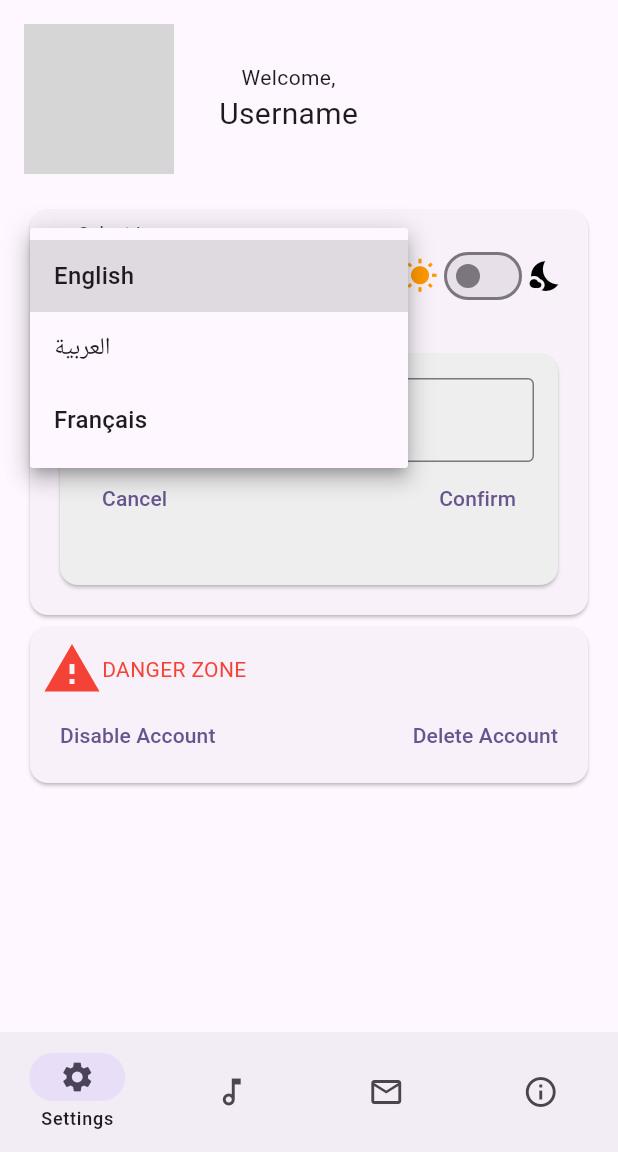
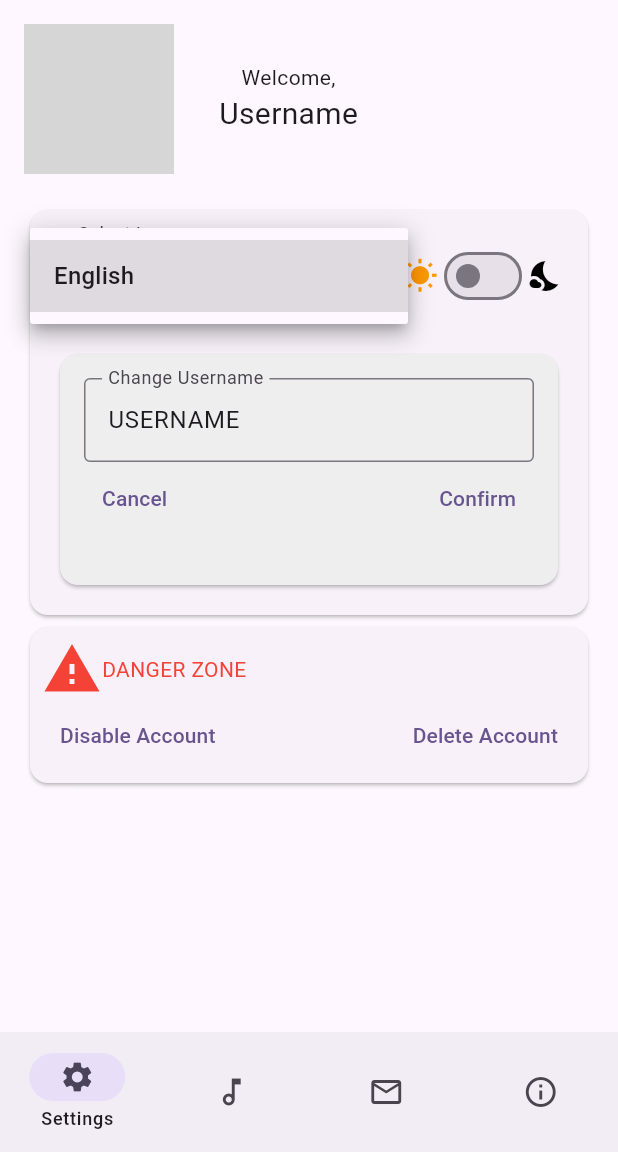
Before and after one commit to mahmoud-joumaa/Franz, a Flutter app: the MyHomePage screen opened by its route, after a tap on "English", on a phone screen of 412 x 824 dp, the part 84-1236 px from its top. Run offline on Flutter 3.47's test engine with Material 3 defaults, Android fonts, the phone set to English and light mode, and no system bars; our stand-ins replace audioplayers, file_picker, flutter_spinkit, material_design_icons_flutter, smooth_page_indicator; missing offline and left inert: amplify_auth_cognito, amplify_flutter, flutter_pdfview, record; network calls fail; grey boxes are pictures that could not be loaded.

Commit message:
Remove languages other than English

```diff
--- a/lib/pages/home/settings.dart
+++ b/lib/pages/home/settings.dart
@@ -73,8 +73,6 @@ class _SettingsScreenState extends State<SettingsScreen> {
                               },
                               items: <String>[
                                 'English',
-                                'العربية',
-                                'Français'
                               ].map<DropdownMenuItem<String>>((String value) {
                                 return DropdownMenuItem<String>(
                                   value: value,
```
